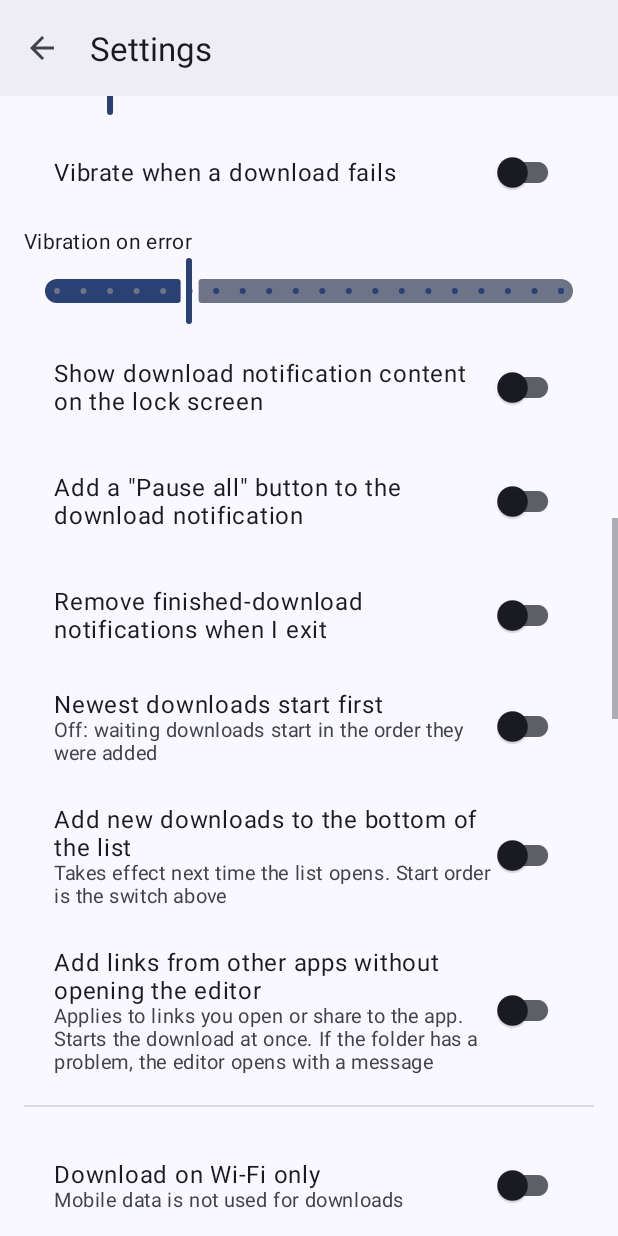
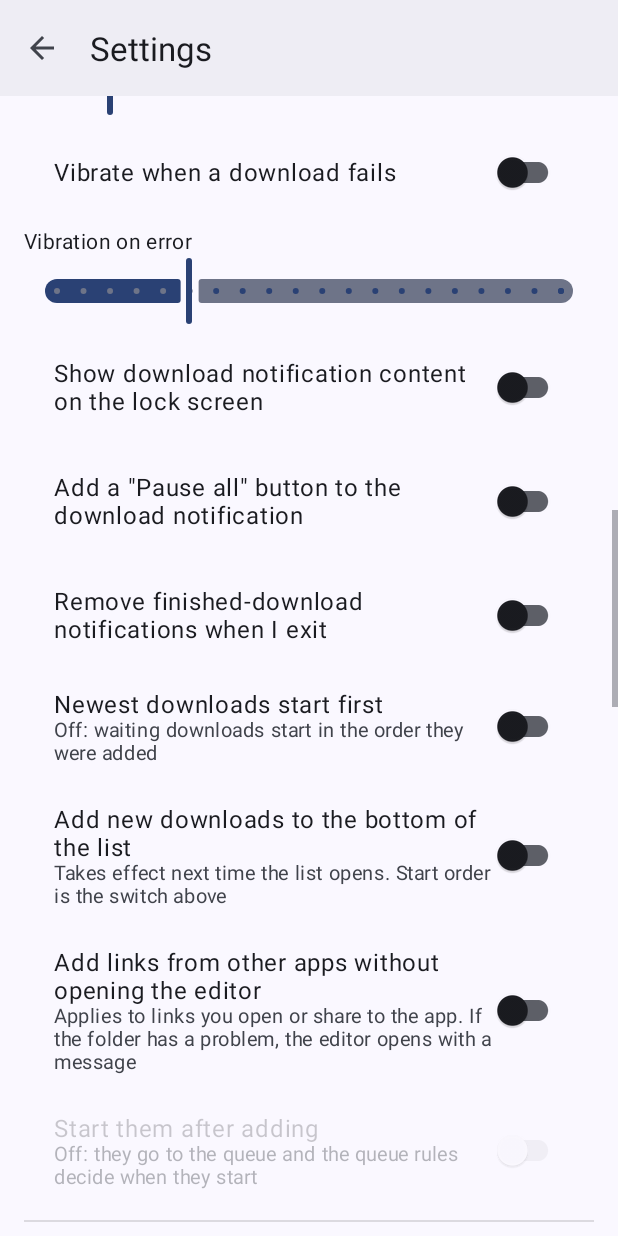
Before and after one commit to Khaledhassan12/Benzoloader, an Android app: the SettingsActivity screen opened directly, with no data from a screen before it, scrolled down 1596 dp, on a phone screen of 412 x 824 dp. Run offline under Robolectric (Android 15) with nearby library versions, the phone set to English and light mode, and no system bars; 5 statements that could not run were skipped.

Commit message:
Quick add: independent start-after-adding switch, dependent on the skip-editor switch (written, unbuilt)

```diff
--- a/app/src/main/java/khaled/benzo/core/settings/SettingsBackup.kt
+++ b/app/src/main/java/khaled/benzo/core/settings/SettingsBackup.kt
@@ -45,6 +45,7 @@ object SettingsBackup {
         "torrent_dht" to Spec.Bool,
         "newest_first" to Spec.Bool,
         "quick_add_links" to Spec.Bool,
+        "quick_add_start" to Spec.Bool,
         "list_add_to_bottom" to Spec.Bool,
         "torrent_fixed_port" to Spec.Bool,
         "torrent_port" to Spec.IntRange(1024, 65535, 1),
--- a/app/src/main/java/khaled/benzo/data/repository/SettingsRepository.kt
+++ b/app/src/main/java/khaled/benzo/data/repository/SettingsRepository.kt
@@ -190,6 +190,11 @@ class SettingsRepository(context: Context) {
         get() = prefs.getBoolean(KEY_QUICK_ADD, false)
         set(value) = prefs.edit().putBoolean(KEY_QUICK_ADD, value).apply()
 
+    /** Only meaningful with [quickAddLinks]: start the download after the quick add. Off: it is added to the queue and the queue rules decide. */
+    var quickAddStart: Boolean
+        get() = prefs.getBoolean(KEY_QUICK_ADD_START, false)
+        set(value) = prefs.edit().putBoolean(KEY_QUICK_ADD_START, value).apply()
+
     var newestFirst: Boolean
         get() = prefs.getBoolean(KEY_NEWEST_FIRST, false)
         set(value) = prefs.edit().putBoolean(KEY_NEWEST_FIRST, value).apply()
@@ -265,7 +270,7 @@ class SettingsRepository(context: Context) {
         KEY_PAUSE_AFTER_ERROR to pauseAfterError, KEY_AUTO_RESUME to autoResume,
         KEY_NOTIF_LOCK to notifOnLockScreen, KEY_NOTIF_PAUSE_ALL to notifPauseAllButton,
         KEY_KEEP_SCREEN to keepScreenOn, KEY_CLEAR_FINISHED to clearFinishedOnStart,
-        KEY_TORRENT_SEQ to torrentSequential, KEY_TORRENT_SEED to torrentSeedAfterFinish, KEY_SEED_RATIO to seedRatioTenths, KEY_SEED_MINUTES to seedMinutes, KEY_TORRENT_DHT to torrentDht, KEY_TORRENT_CONNECTIONS to torrentConnections, KEY_NEWEST_FIRST to newestFirst, KEY_QUICK_ADD to quickAddLinks, KEY_LIST_BOTTOM to listAddToBottom, KEY_MIN_THREAD_KB to minThreadKb, KEY_VIB_SUCCESS to vibrateSuccessMs, KEY_VIB_ERROR to vibrateErrorMs, KEY_VIB_ERROR_ON to vibrateOnError, KEY_CLEAR_NOTIFS_EXIT to clearNotifsOnExit, KEY_DEFAULT_UA to defaultUserAgent, KEY_TORRENT_FIXED_PORT to torrentFixedPort, KEY_TORRENT_PORT to torrentPort, KEY_TORRENT_ANON to torrentAnonymous,
+        KEY_TORRENT_SEQ to torrentSequential, KEY_TORRENT_SEED to torrentSeedAfterFinish, KEY_SEED_RATIO to seedRatioTenths, KEY_SEED_MINUTES to seedMinutes, KEY_TORRENT_DHT to torrentDht, KEY_TORRENT_CONNECTIONS to torrentConnections, KEY_NEWEST_FIRST to newestFirst, KEY_QUICK_ADD to quickAddLinks, KEY_QUICK_ADD_START to quickAddStart, KEY_LIST_BOTTOM to listAddToBottom, KEY_MIN_THREAD_KB to minThreadKb, KEY_VIB_SUCCESS to vibrateSuccessMs, KEY_VIB_ERROR to vibrateErrorMs, KEY_VIB_ERROR_ON to vibrateOnError, KEY_CLEAR_NOTIFS_EXIT to clearNotifsOnExit, KEY_DEFAULT_UA to defaultUserAgent, KEY_TORRENT_FIXED_PORT to torrentFixedPort, KEY_TORRENT_PORT to torrentPort, KEY_TORRENT_ANON to torrentAnonymous,
         KEY_BROWSER_HISTORY to browserHistory, KEY_BROWSER_SAVE_TABS to browserSaveTabs, KEY_DARK_MODE to isDarkMode, KEY_BOTTOM_BAR to bottomBar, KEY_THEME_COLOR to themeColor, KEY_THEME_MODE to themeMode,
         KEY_DOWNLOAD_PATH to defaultDownloadPath
     )
@@ -318,6 +323,7 @@ class SettingsRepository(context: Context) {
         private const val KEY_TORRENT_CONNECTIONS = "torrent_connections"
         private const val KEY_NEWEST_FIRST = "newest_first"
         private const val KEY_QUICK_ADD = "quick_add_links"
+        private const val KEY_QUICK_ADD_START = "quick_add_start"
         private const val KEY_LIST_BOTTOM = "list_add_to_bottom"
         private const val KEY_VIB_SUCCESS = "vibrate_success_ms"
         private const val KEY_VIB_ERROR = "vibrate_error_ms"
--- a/app/src/main/java/khaled/benzo/ui/editor/EditorActivity.kt
+++ b/app/src/main/java/khaled/benzo/ui/editor/EditorActivity.kt
@@ -65,7 +65,7 @@ class EditorActivity : AppCompatActivity() {
             // The folder check inside submitDownload still runs; a problem shows the usual dialog on this screen.
             val external = intent.action == Intent.ACTION_VIEW || intent.action == Intent.ACTION_SEND
             if (autoAdd && external && viewModel.settingsRepository.quickAddLinks) {
-                binding.root.post { submitDownload(startNow = true) }
+                binding.root.post { submitDownload(startNow = viewModel.settingsRepository.quickAddStart) }
             }
         }
     }
--- a/app/src/main/java/khaled/benzo/ui/settings/SettingsActivity.kt
+++ b/app/src/main/java/khaled/benzo/ui/settings/SettingsActivity.kt
@@ -22,6 +22,7 @@ class SettingsActivity : AppCompatActivity() {
         loadCurrentSettings()
         showOnlyRequestedSection()
         bindDependents(binding.switchTorrentSeed, binding.txtSeedRatio, binding.sliderSeedRatio, binding.txtSeedMinutes, binding.sliderSeedMinutes)
+        bindDependents(binding.switchQuickAdd, binding.switchQuickAddStart)
         bindDependents(binding.switchCatalog, binding.catalogCategoryList)
         bindDependents(binding.switchSchedule, binding.btnScheduleStart, binding.btnScheduleStop)
     }
@@ -201,6 +202,7 @@ class SettingsActivity : AppCompatActivity() {
         binding.sliderTorrentConnections.value = repo.torrentConnections.toFloat()
         binding.switchNewestFirst.isChecked = repo.newestFirst
         binding.switchQuickAdd.isChecked = repo.quickAddLinks
+        binding.switchQuickAddStart.isChecked = repo.quickAddStart
         binding.switchListBottom.isChecked = repo.listAddToBottom
         binding.sliderMinThread.value = repo.minThreadKb.toFloat()
         binding.sliderVibSuccess.value = repo.vibrateSuccessMs.toFloat()
@@ -228,6 +230,7 @@ class SettingsActivity : AppCompatActivity() {
         val repo = khaled.benzo.data.repository.SettingsRepository(this)
         repo.newestFirst = binding.switchNewestFirst.isChecked
         repo.quickAddLinks = binding.switchQuickAdd.isChecked
+        repo.quickAddStart = binding.switchQuickAddStart.isChecked
         repo.listAddToBottom = binding.switchListBottom.isChecked
         repo.minThreadKb = binding.sliderMinThread.value.toInt()
         repo.vibrateSuccessMs = binding.sliderVibSuccess.value.toInt()
--- a/app/src/main/res/layout/activity_settings.xml
+++ b/app/src/main/res/layout/activity_settings.xml
@@ -53,6 +53,7 @@
         <khaled.benzo.ui.common.PrefSwitch style="@style/Widget.Benzo.PrefSwitch" android:id="@+id/switchNewestFirst" android:layout_width="match_parent" android:layout_height="wrap_content" android:text="@string/pref_newest_first" app:prefSummary="@string/sum_newest_first" />
         <khaled.benzo.ui.common.PrefSwitch style="@style/Widget.Benzo.PrefSwitch" android:id="@+id/switchListBottom" android:layout_width="match_parent" android:layout_height="wrap_content" android:text="@string/pref_list_bottom" app:prefSummary="@string/sum_list_bottom" />
         <khaled.benzo.ui.common.PrefSwitch style="@style/Widget.Benzo.PrefSwitch" android:id="@+id/switchQuickAdd" android:layout_width="match_parent" android:layout_height="wrap_content" android:text="@string/pref_quick_add" app:prefSummary="@string/sum_quick_add" />
+        <khaled.benzo.ui.common.PrefSwitch style="@style/Widget.Benzo.PrefSwitch" android:id="@+id/switchQuickAddStart" android:layout_width="match_parent" android:layout_height="wrap_content" android:text="@string/pref_quick_add_start" app:prefSummary="@string/sum_quick_add_start" />
         <View android:layout_width="match_parent" android:layout_height="1dp" android:layout_marginVertical="8dp" android:background="@color/divider" />
         <khaled.benzo.ui.common.PrefSwitch style="@style/Widget.Benzo.PrefSwitch" android:id="@+id/switchWifiOnly" app:prefSummary="@string/sum_wifi_only" android:layout_width="match_parent" android:layout_height="wrap_content" android:layout_marginTop="8dp" android:text="@string/pref_wifi_only" />
         <View android:layout_width="match_parent" android:layout_height="1dp" android:layout_marginVertical="16dp" android:background="@color/divider" />
--- a/app/src/main/res/values/strings.xml
+++ b/app/src/main/res/values/strings.xml
@@ -302,5 +302,7 @@
     <string name="pref_list_bottom">Add new downloads to the bottom of the list</string>
     <string name="sum_list_bottom">Takes effect next time the list opens. Start order is the switch above</string>
     <string name="pref_quick_add">Add links from other apps without opening the editor</string>
-    <string name="sum_quick_add">Applies to links you open or share to the app. Starts the download at once. If the folder has a problem, the editor opens with a message</string>
+    <string name="sum_quick_add">Applies to links you open or share to the app. If the folder has a problem, the editor opens with a message</string>
+    <string name="pref_quick_add_start">Start them after adding</string>
+    <string name="sum_quick_add_start">Off: they go to the queue and the queue rules decide when they start</string>
 </resources>
```
Also changed, not shown: 2 other files.
